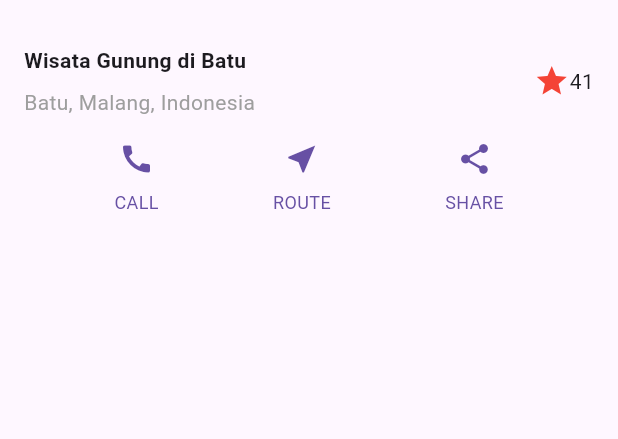
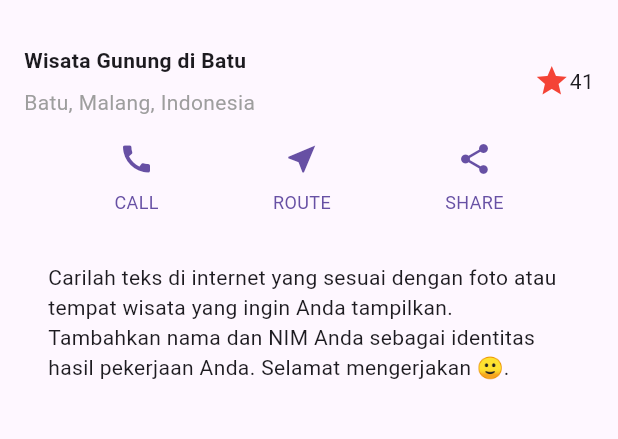
Before and after one commit to wilosaurus/Pemrograman-Mobile, a Flutter app: the screen it shows after launch, on a phone screen of 412 x 824 dp, the part 63-502 px from its top. Run offline on Flutter 3.47's test engine with Material 3 defaults, Android fonts, the phone set to English and light mode, and no system bars.

Commit message:
done P3J6 with documentation

```diff
--- a/Meet6/layout_flutter/lib/main.dart
+++ b/Meet6/layout_flutter/lib/main.dart
@@ -79,6 +79,19 @@ class MyApp extends StatelessWidget {
       ],
     );
 
+    Widget textSection = Container(
+      padding: const EdgeInsets.all(32),
+      child: const Text(
+        'Carilah teks di internet yang sesuai '
+        'dengan foto atau tempat wisata yang ingin '
+        'Anda tampilkan. '
+        'Tambahkan nama dan NIM Anda sebagai '
+        'identitas hasil pekerjaan Anda. '
+        'Selamat mengerjakan 🙂.',
+        softWrap: true,
+      ),
+    );
+
     return MaterialApp(
       title: 'Flutter layout: Mochamad Wildani Azizi/2241720171',
       home: Scaffold(
@@ -89,6 +102,7 @@ class MyApp extends StatelessWidget {
           children: [
             titleSection, // Menambahkan titleSection ke dalam body
             buttonSection, // Menambahkan buttonSection ke dalam body
+            textSection, // Menambahkan textSection ke dalam body
           ],
         ),
       ),
```
Also changed, not shown: Meet6/layout_flutter/images/P3J6.png (added), 1 other file.
